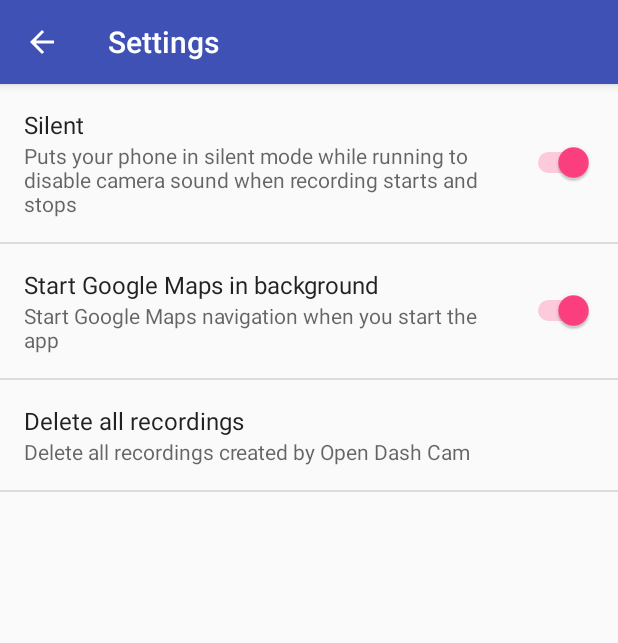
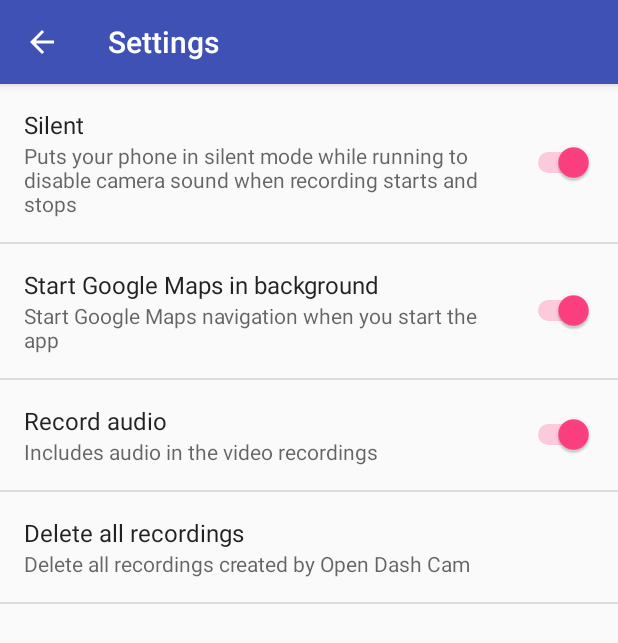
Before and after one commit to maxneaga/open_dash_cam_android, an Android app: the SettingsActivity screen opened directly, with no data from a screen before it, on a phone screen of 412 x 824 dp. Shown: the top 643 px of the screen. Run offline under Robolectric (Android 15) with nearby library versions, the phone set to English and light mode, and no system bars.

Commit message:
Implemented being able to toggle audio recording. Closes #14.

```diff
--- a/build.gradle
+++ b/build.gradle
@@ -2,6 +2,7 @@
 
 buildscript {
     repositories {
+        google()
         jcenter()
     }
     dependencies {
@@ -14,6 +15,7 @@ buildscript {
 
 allprojects {
     repositories {
+        google()
         jcenter()
     }
 }
--- a/mobile/src/main/res/values/strings.xml
+++ b/mobile/src/main/res/values/strings.xml
@@ -48,6 +48,9 @@ Starred recordings will not be deleted.</string>
         you start the app
     </string>
 
+    <string name="pref_title_record_audio">Record audio</string>
+    <string name="pref_description_record_audio">Includes audio in the video recordings</string>
+
     <string name="pref_delete_recordings">Delete all recordings</string>
     <string name="pref_description_delete_recordings">Delete all recordings created by Open Dash
         Cam
--- a/mobile/src/main/res/xml/pref_general.xml
+++ b/mobile/src/main/res/xml/pref_general.xml
@@ -19,6 +19,12 @@
         android:summary="@string/pref_description_start_maps_in_background"
         android:title="@string/pref_title_start_maps_in_background" />
 
+    <SwitchPreference
+        android:defaultValue="true"
+        android:key="record_audio"
+        android:summary="@string/pref_description_record_audio"
+        android:title="@string/pref_title_record_audio" />
+
     <Preference
         android:key="delete_recordings"
         android:summary="@string/pref_description_delete_recordings"
```
Also changed, not shown: mobile/src/main/java/com/opendashcam/BackgroundVideoRecorder.java (+12 -2 lines).
